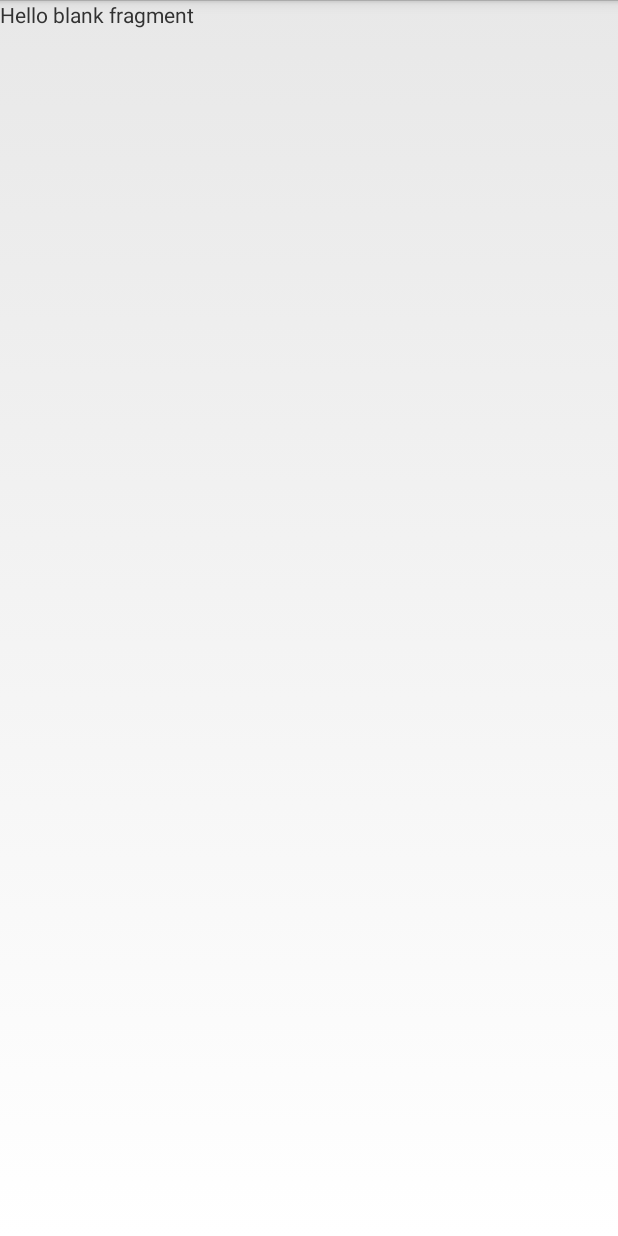
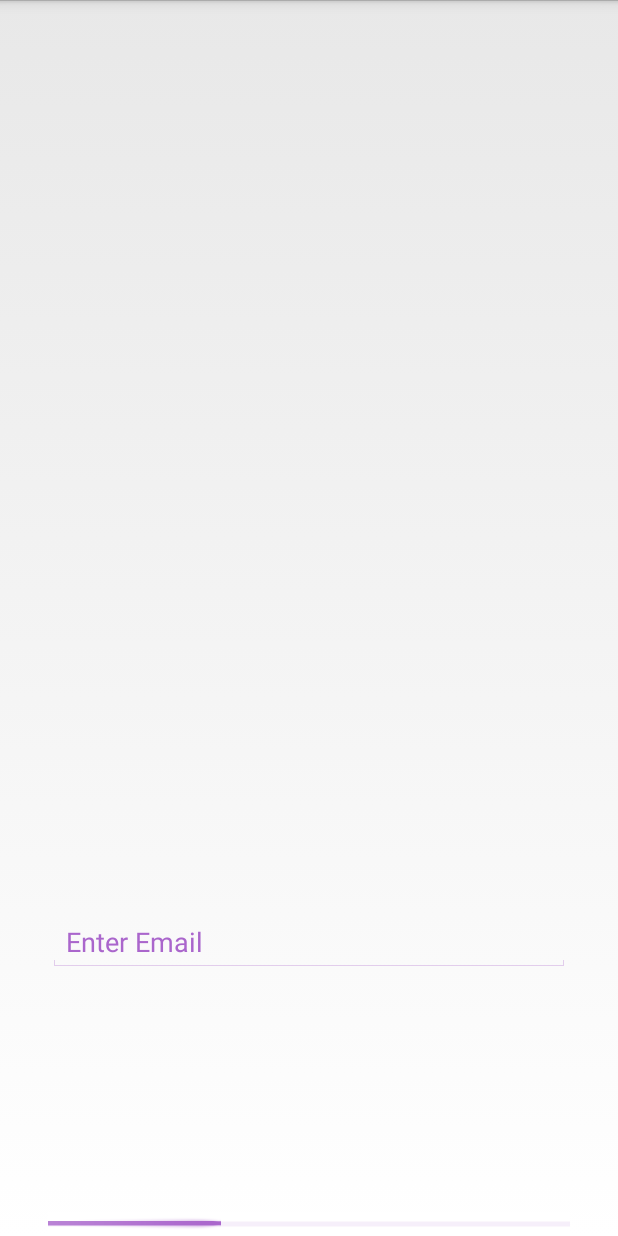
Before and after one commit to yellowyetti/LCO_Home_Workout, an Android app: the screen it shows after launch (LoginActivity), after a tap on "register email", on a phone screen of 412 x 824 dp. Run offline under Robolectric (Android 15) with nearby library versions, the phone set to English and light mode, and no system bars; our stand-ins replace Firebase (no records; nobody signed in at launch, a user with empty details on screens opened directly).

Commit message:
Renamed EmailPass to EmailFragment Added UsernameFragment and transitions. Transition from EmailFragment to UsernameFragment on keyboard enter. Progress bar successfully indicates progress (hardcoded, because simplicity is good sometimes.)

```diff
--- /dev/null
+++ b/app/src/main/java/com/example/lco_home_workout/EmailFragment.kt
@@ -0,0 +1,46 @@
+package com.example.lco_home_workout
+
+import android.os.Bundle
+import androidx.fragment.app.Fragment
+import android.view.LayoutInflater
+import android.view.View
+import android.view.ViewGroup
+import android.view.inputmethod.EditorInfo
+import android.widget.EditText
+import androidx.navigation.findNavController
+import androidx.navigation.fragment.findNavController
+
+/**
+ * A simple [Fragment] subclass.
+ */
+class EmailFragment : Fragment() {
+
+    private lateinit var v: View
+    private lateinit var textEmail: EditText
+
+    override fun onCreate(savedInstanceState: Bundle?) {
+        super.onCreate(savedInstanceState)
+    }
+
+    override fun onCreateView(
+        inflater: LayoutInflater, container: ViewGroup?,
+        savedInstanceState: Bundle?
+    ): View? {
+        // Inflate the layout for this fragment
+
+        v = inflater.inflate(R.layout.fragment_email, container, false)
+        textEmail = v.findViewById(R.id.text_email)
+        textEmail.setOnEditorActionListener { v, actionId, event ->
+            if(actionId == EditorInfo.IME_ACTION_DONE || actionId == EditorInfo.IME_ACTION_GO) {
+                transition()
+            }
+            false
+        }
+        return v
+    }
+
+    private fun transition() {
+        val action = EmailFragmentDirections.actionEmailFragmentToUsernameFragment()
+        v.findNavController().navigate(action)
+    }
+}
--- a/app/src/main/java/com/example/lco_home_workout/LoginFragment.kt
+++ b/app/src/main/java/com/example/lco_home_workout/LoginFragment.kt
@@ -79,7 +79,8 @@ class LoginFragment : Fragment(), View.OnClickListener {
             }
             R.id.button_create_account -> {
                 try {
-                    val action = LoginFragmentDirections.actionLoginFragmentToEmailPasswordFragment()
+                    //Action name was not
+                    val action = LoginFragmentDirections.actionLoginFragmentToEmailFragment()
                     v.findNavController().navigate(action)
                 }
                 catch (e: Exception) { e.printStackTrace() }
--- a/app/src/main/java/com/example/lco_home_workout/EmailPasswordFragment.kt
+++ b/app/src/main/java/com/example/lco_home_workout/UsernameFragment.kt
@@ -6,10 +6,7 @@ import android.view.LayoutInflater
 import android.view.View
 import android.view.ViewGroup
 
-/**
- * A simple [Fragment] subclass.
- */
-class EmailPasswordFragment : Fragment() {
+class UsernameFragment : Fragment() {
 
     override fun onCreate(savedInstanceState: Bundle?) {
         super.onCreate(savedInstanceState)
@@ -20,6 +17,6 @@ class EmailPasswordFragment : Fragment() {
         savedInstanceState: Bundle?
     ): View? {
         // Inflate the layout for this fragment
-        return inflater.inflate(R.layout.fragment_email_password, container, false)
+        return inflater.inflate(R.layout.fragment_username, container, false)
     }
 }
--- /dev/null
+++ b/app/src/main/res/layout/fragment_email.xml
@@ -0,0 +1,46 @@
+<?xml version="1.0" encoding="utf-8"?>
+<FrameLayout xmlns:android="http://schemas.android.com/apk/res/android"
+    xmlns:app="http://schemas.android.com/apk/res-auto"
+    xmlns:tools="http://schemas.android.com/tools"
+    android:layout_width="match_parent"
+    android:layout_height="match_parent"
+    tools:context=".EmailFragment">
+
+    <androidx.constraintlayout.widget.ConstraintLayout
+        android:layout_width="match_parent"
+        android:layout_height="match_parent">
+
+        <EditText
+            android:id="@+id/text_email"
+            android:layout_width="0dp"
+            android:layout_height="wrap_content"
+            android:layout_marginStart="32dp"
+            android:layout_marginEnd="32dp"
+            android:layout_marginBottom="160dp"
+            android:backgroundTint="@android:color/holo_purple"
+            android:ems="10"
+            android:hint="@string/email_hint"
+            android:importantForAutofill="no"
+            android:inputType="textEmailAddress"
+            android:textColor="@android:color/holo_purple"
+            android:textColorHint="@android:color/holo_purple"
+            app:layout_constraintBottom_toTopOf="@+id/progressBar"
+            app:layout_constraintEnd_toEndOf="parent"
+            app:layout_constraintStart_toStartOf="parent" />
+
+        <ProgressBar
+            android:id="@+id/progressBar"
+            style="@android:style/Widget.Holo.ProgressBar.Horizontal"
+            android:layout_width="0dp"
+            android:layout_height="wrap_content"
+            android:layout_marginStart="32dp"
+            android:layout_marginEnd="32dp"
+            android:background="@android:color/background_light"
+            android:progress="33"
+            android:progressBackgroundTint="@android:color/holo_purple"
+            android:progressTint="@android:color/holo_purple"
+            app:layout_constraintBottom_toBottomOf="parent"
+            app:layout_constraintEnd_toEndOf="parent"
+            app:layout_constraintStart_toStartOf="parent" />
+    </androidx.constraintlayout.widget.ConstraintLayout>
+</FrameLayout>
--- a/app/src/main/res/layout/fragment_email_password.xml
+++ /dev/null
@@ -1,14 +0,0 @@
-<?xml version="1.0" encoding="utf-8"?>
-<FrameLayout xmlns:android="http://schemas.android.com/apk/res/android"
-    xmlns:tools="http://schemas.android.com/tools"
-    android:layout_width="match_parent"
-    android:layout_height="match_parent"
-    tools:context=".EmailPasswordFragment">
-
-    <!-- TODO: Update blank fragment layout -->
-    <TextView
-        android:layout_width="match_parent"
-        android:layout_height="match_parent"
-        android:text="@string/hello_blank_fragment" />
-
-</FrameLayout>
--- a/app/src/main/res/navigation/register_nav_graph.xml
+++ b/app/src/main/res/navigation/register_nav_graph.xml
@@ -11,16 +11,29 @@
         android:label="fragment_login"
         tools:layout="@layout/fragment_login" >
         <action
-            android:id="@+id/action_loginFragment_to_emailPasswordFragment"
-            app:destination="@id/emailPasswordFragment"
+            android:id="@+id/action_loginFragment_to_emailFragment"
+            app:destination="@id/emailFragment"
             app:enterAnim="@anim/slide_in_right"
             app:exitAnim="@anim/slide_out_left"
             app:popEnterAnim="@anim/slide_in_left"
             app:popExitAnim="@anim/slide_out_right" />
     </fragment>
     <fragment
-        android:id="@+id/emailPasswordFragment"
-        android:name="com.example.lco_home_workout.EmailPasswordFragment"
-        android:label="fragment_email_password"
-        tools:layout="@layout/fragment_email_password" />
+        android:id="@+id/emailFragment"
+        android:name="com.example.lco_home_workout.EmailFragment"
+        android:label="fragment_email"
+        tools:layout="@layout/fragment_email" >
+        <action
+            android:id="@+id/action_emailFragment_to_usernameFragment"
+            app:destination="@id/usernameFragment"
+            app:enterAnim="@anim/slide_in_right"
+            app:exitAnim="@anim/slide_out_left"
+            app:popEnterAnim="@anim/slide_in_left"
+            app:popExitAnim="@anim/slide_out_right"/>
+    </fragment>
+    <fragment
+        android:id="@+id/usernameFragment"
+        android:name="com.example.lco_home_workout.UsernameFragment"
+        android:label="fragment_username"
+        tools:layout="@layout/fragment_username" />
 </navigation>
--- a/app/src/main/res/values/strings.xml
+++ b/app/src/main/res/values/strings.xml
@@ -9,4 +9,5 @@
     <!-- TODO: Remove or change this placeholder text -->
     <string name="hello_blank_fragment">Hello blank fragment</string>
     <string name="sign_out">sign out</string>
+    <string name="email_hint">Enter Email</string>
 </resources>
```
Also changed, not shown: app/src/main/res/layout/fragment_username.xml (added, +48 -0 lines).
